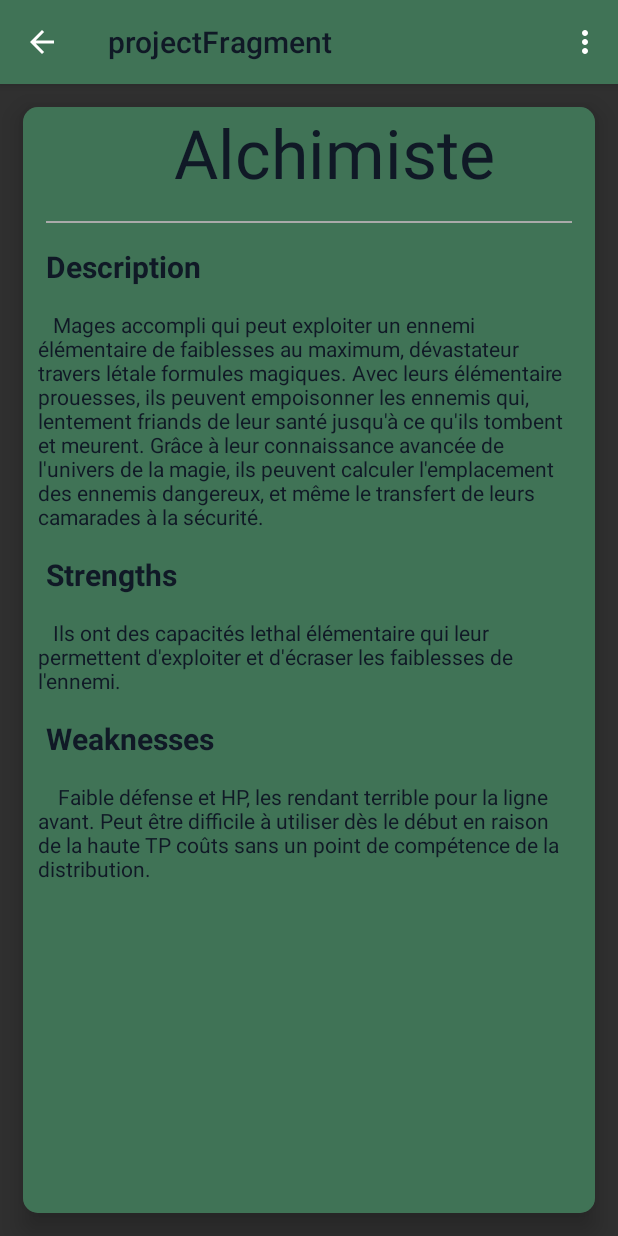
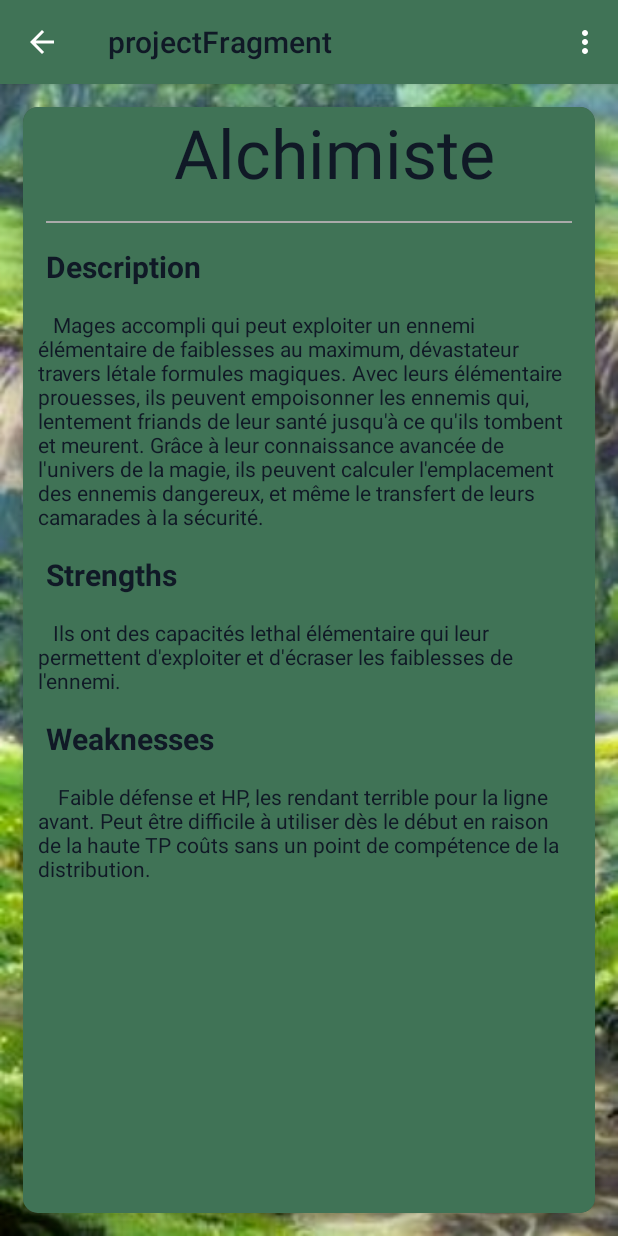
Before and after one commit to singard/EtrianWiki, an Android app: the screen it shows after launch (JobDetailActivity), after a tap on "Alchimiste", on a phone screen of 412 x 824 dp. Run offline under Robolectric (Android 15) with nearby library versions, the phone set to English and light mode, and no system bars.

Commit message:
finish theme

```diff
--- a/app/src/main/java/com/ynov/projectfragment/model/ThemeManager.kt
+++ b/app/src/main/java/com/ynov/projectfragment/model/ThemeManager.kt
@@ -6,6 +6,7 @@ import android.content.Intent
 import android.content.res.Configuration
 import android.os.Build
 import android.util.Log
+import android.widget.ImageView
 import androidx.core.app.ActivityCompat.recreate
 import androidx.core.content.ContentProviderCompat.requireContext
 import androidx.core.content.ContextCompat.startActivity
@@ -19,6 +20,8 @@ class ThemeManager {
 
 
         private val classeName : String = "ThemeManager"
+         var imageView : Int = 0
+
 
         fun  getActualTheme (context: Context): String? {
             val sharedPref = context.getSharedPreferences(classeName, Context.MODE_PRIVATE)
@@ -68,11 +71,13 @@ class ThemeManager {
         private fun setDarkTheme(context: Context) {
             Log.i(classeName,"dark theme install");
             context.setTheme(R.style.DarkTheme)
+            imageView = R.drawable.labyrinth_path_night
         }
 
         private fun setLightTheme(context: Context) {
             Log.i(classeName,"light theme install");
             context.setTheme(R.style.LightTheme)
+            imageView = R.drawable.labyrinth_path_light
         }
 
         private fun setAutomaticTheme(context: Context) {
@@ -84,13 +89,13 @@ class ThemeManager {
                 when (currentNightMode) {
                     Configuration.UI_MODE_NIGHT_NO -> {
                         Log.i(classeName,"light will be run");
-                        context.setTheme(R.style.LightTheme)}
+                        setLightTheme(context)}
                     Configuration.UI_MODE_NIGHT_YES -> {
                         Log.i(classeName,"dark will be run");
-                        context.setTheme(R.style.DarkTheme)}
+                        setDarkTheme(context)}
                     Configuration.UI_MODE_NIGHT_UNDEFINED -> {
                         Log.i(classeName,"undefined (light) will be run");
-                        context.setTheme(R.style.LightTheme)}
+                        setLightTheme(context)}
                 }
             } else {
                 Log.i(classeName,"default theme");
--- a/app/src/main/java/com/ynov/projectfragment/views/JobDetailActivity.kt
+++ b/app/src/main/java/com/ynov/projectfragment/views/JobDetailActivity.kt
@@ -5,15 +5,18 @@ import android.util.Log
 import android.view.MenuItem
 import android.widget.TextView
 import androidx.appcompat.app.AppCompatActivity
+import androidx.constraintlayout.widget.ConstraintLayout
 import com.ynov.projectfragment.R
 import com.ynov.projectfragment.model.CharacterJob
 import com.ynov.projectfragment.model.ThemeManager
+import java.security.AlgorithmConstraints
 
 class JobDetailActivity : AppCompatActivity(){
     private lateinit var textViewName: TextView
     private lateinit var textViewProfile: TextView
     private lateinit var textViewStrengths: TextView
     private lateinit var textViewWeaknesses: TextView
+    private lateinit var constraints: ConstraintLayout
 
     private var isResumedAfterOnPause = false//pour savoir si l'apli est déjà crée quand on fait un retour arrière
     private val className = this::class.simpleName
@@ -21,6 +24,9 @@ class JobDetailActivity : AppCompatActivity(){
         ThemeManager.themeSelect(this)
         super.onCreate(savedInstanceState)
         setContentView(R.layout.activity_job_detail)
+
+        constraints = findViewById(R.id.constraintLayoutDetailActivity)
+        constraints.setBackgroundResource(ThemeManager.imageView)
 
 
         val toolBar = ToolbarFragment()
--- a/app/src/main/java/com/ynov/projectfragment/views/MainActivity.kt
+++ b/app/src/main/java/com/ynov/projectfragment/views/MainActivity.kt
@@ -1,5 +1,6 @@
 package com.ynov.projectfragment.views
 
+import android.content.res.Configuration
 import android.os.Bundle
 import android.util.Log
 import androidx.appcompat.app.AppCompatActivity
@@ -21,8 +22,13 @@ class MainActivity : AppCompatActivity() {
         super.onCreate(savedInstanceState)
         setContentView(R.layout.activity_main)
 
+
+
+
+
         val viewPager = findViewById<ViewPager>(R.id.view_pager_main)
         viewPager.adapter = ViewPagerAdapter(supportFragmentManager)
+        viewPager.setBackgroundResource(ThemeManager.imageView)
 
         val tabLayout = findViewById<TabLayout>(R.id.tab_layout_main)
         tabLayout.setupWithViewPager(viewPager)
--- a/app/src/main/res/layout/activity_job_detail.xml
+++ b/app/src/main/res/layout/activity_job_detail.xml
@@ -3,7 +3,8 @@
     xmlns:app="http://schemas.android.com/apk/res-auto"
     xmlns:tools="http://schemas.android.com/tools"
     android:layout_width="match_parent"
-    android:layout_height="match_parent">
+    android:layout_height="match_parent"
+    android:id="@+id/constraintLayoutDetailActivity">
 
     <FrameLayout
         android:id="@+id/container"
```
Also changed, not shown: app/src/main/res/drawable/labyrinth_path_light.png (added), app/src/main/res/drawable/labyrinth_path_night.png (added).
